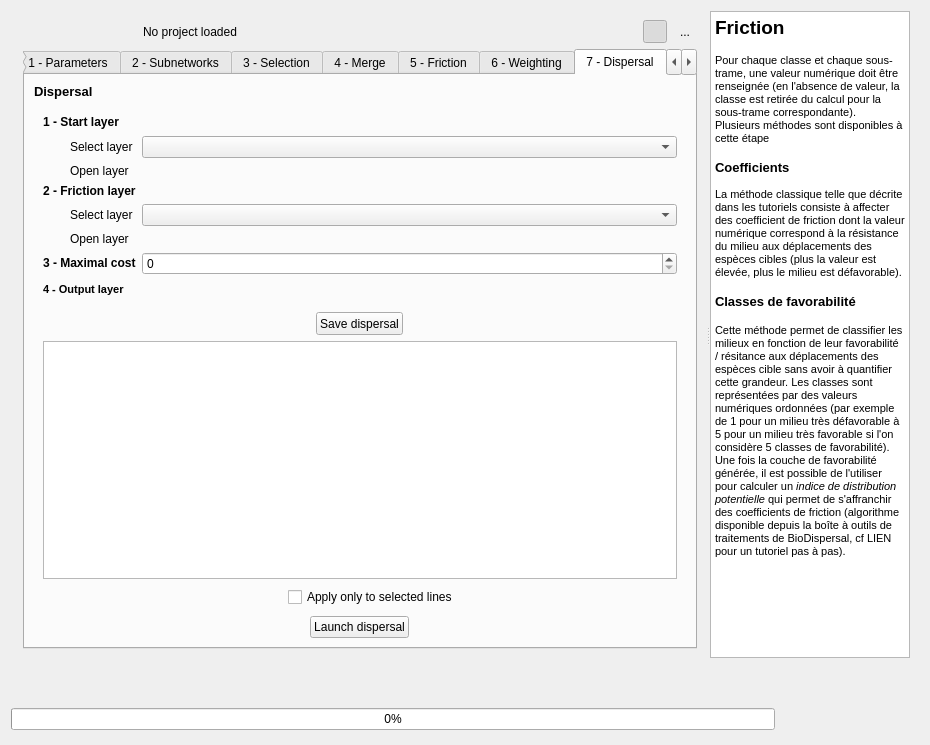
MathieuChailloux/BioDispersal, file BioDispersal_dialog_base.ui: the form before one commit.
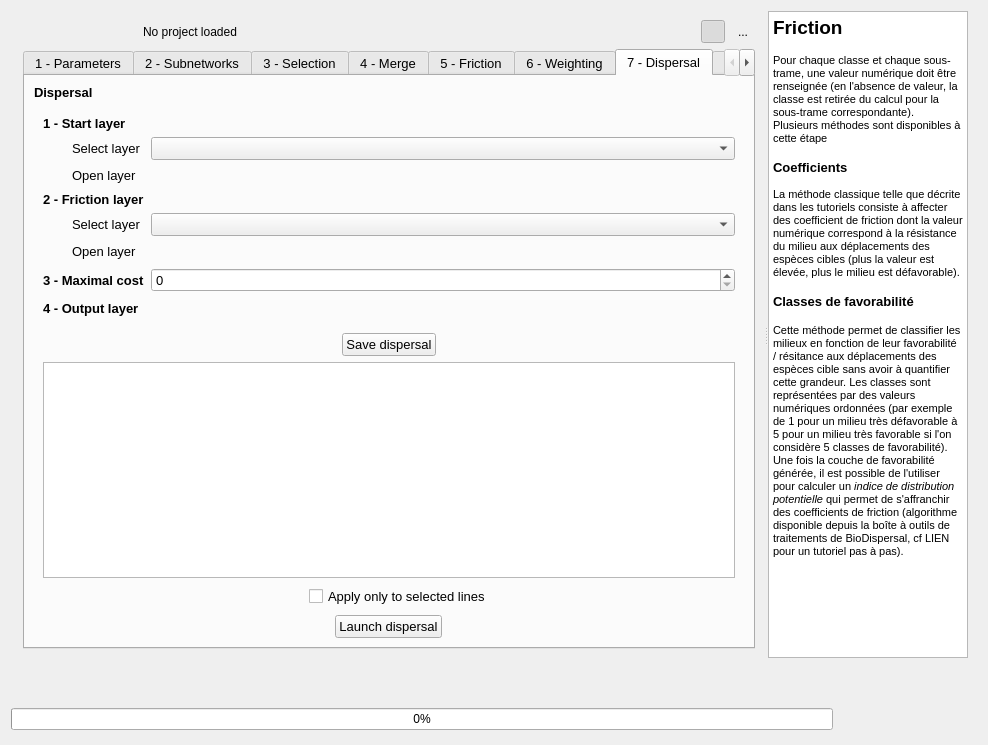
The form after the commit. The open tabs and pages were chosen to show the change. Icons and pictures are not drawn. Custom widgets are drawn as their Qt base class.

Patch:
```diff
--- a/BioDispersal_dialog_base.ui
+++ b/BioDispersal_dialog_base.ui
@@ -6,7 +6,7 @@
    <rect>
     <x>0</x>
     <y>0</y>
-    <width>930</width>
+    <width>988</width>
     <height>745</height>
    </rect>
   </property>
@@ -173,8 +173,8 @@
            <rect>
             <x>0</x>
             <y>0</y>
-            <width>688</width>
-            <height>644</height>
+            <width>754</width>
+            <height>651</height>
            </rect>
           </property>
           <property name="sizePolicy">
@@ -359,6 +359,11 @@
                <height>16777215</height>
               </size>
              </property>
+             <property name="font">
+              <font>
+               <pointsize>10</pointsize>
+              </font>
+             </property>
              <property name="currentIndex">
               <number>0</number>
              </property>
@@ -3892,6 +3897,12 @@
                       <verstretch>0</verstretch>
                      </sizepolicy>
                     </property>
+                    <property name="minimumSize">
+                     <size>
+                      <width>0</width>
+                      <height>20</height>
+                     </size>
+                    </property>
                    </widget>
                   </item>
                   <item row="4" column="2">
@@ -3905,7 +3916,7 @@
                     <property name="minimumSize">
                      <size>
                       <width>100</width>
-                      <height>0</height>
+                      <height>20</height>
                      </size>
                     </property>
                    </widget>
@@ -3997,7 +4008,7 @@
                     <property name="minimumSize">
                      <size>
                       <width>100</width>
-                      <height>16</height>
+                      <height>20</height>
                      </size>
                     </property>
                     <property name="maximum">
@@ -4051,7 +4062,7 @@
                     <property name="minimumSize">
                      <size>
                       <width>100</width>
-                      <height>0</height>
+                      <height>20</height>
                      </size>
                     </property>
                    </widget>
@@ -4102,7 +4113,7 @@
                     <property name="minimumSize">
                      <size>
                       <width>100</width>
-                      <height>0</height>
+                      <height>20</height>
                      </size>
                     </property>
                    </widget>
@@ -4115,6 +4126,12 @@
                       <verstretch>0</verstretch>
                      </sizepolicy>
                     </property>
+                    <property name="minimumSize">
+                     <size>
+                      <width>0</width>
+                      <height>20</height>
+                     </size>
+                    </property>
                    </widget>
                   </item>
                   <item row="3" column="0" colspan="2">
@@ -4177,7 +4194,7 @@
                     </property>
                     <property name="font">
                      <font>
-                      <pointsize>8</pointsize>
+                      <pointsize>10</pointsize>
                       <weight>75</weight>
                       <bold>true</bold>
                      </font>
@@ -4384,7 +4401,7 @@
                        </property>
                        <property name="minimumSize">
                         <size>
-                         <width>0</width>
+                         <width>186</width>
                          <height>16</height>
                         </size>
                        </property>
@@ -4444,6 +4461,12 @@
                          <verstretch>0</verstretch>
                         </sizepolicy>
                        </property>
+                       <property name="minimumSize">
+                        <size>
+                         <width>0</width>
+                         <height>20</height>
+                        </size>
+                       </property>
                        <property name="text">
                         <string>Launch dispersal</string>
                        </property>
@@ -4598,19 +4621,19 @@
           <string>&lt;!DOCTYPE HTML PUBLIC &quot;-//W3C//DTD HTML 4.0//EN&quot; &quot;http://www.w3.org/TR/REC-html40/strict.dtd&quot;&gt;
 &lt;html&gt;&lt;head&gt;&lt;meta name=&quot;qrichtext&quot; content=&quot;1&quot; /&gt;&lt;style type=&quot;text/css&quot;&gt;
 p, li { white-space: pre-wrap; }
-&lt;/style&gt;&lt;/head&gt;&lt;body style=&quot; font-family:'MS Shell Dlg 2'; font-size:7.8pt; font-weight:400; font-style:normal;&quot;&gt;
-&lt;p style=&quot; margin-top:0px; margin-bottom:0px; margin-left:0px; margin-right:0px; -qt-block-indent:0; text-indent:0px;&quot;&gt;&lt;span style=&quot; font-size:14pt; font-weight:600;&quot;&gt;Friction&lt;/span&gt;&lt;/p&gt;
-&lt;p style=&quot;-qt-paragraph-type:empty; margin-top:0px; margin-bottom:0px; margin-left:0px; margin-right:0px; -qt-block-indent:0; text-indent:0px; font-size:10pt; font-weight:600;&quot;&gt;&lt;br /&gt;&lt;/p&gt;
-&lt;p style=&quot; margin-top:0px; margin-bottom:0px; margin-left:0px; margin-right:0px; -qt-block-indent:0; text-indent:0px;&quot;&gt;&lt;span style=&quot; font-size:8pt;&quot;&gt;Pour chaque classe et chaque sous-trame, une valeur numérique doit être renseignée (en l'absence de valeur, la classe est retirée du calcul pour la sous-trame correspondante).&lt;/span&gt;&lt;/p&gt;
-&lt;p style=&quot; margin-top:0px; margin-bottom:0px; margin-left:0px; margin-right:0px; -qt-block-indent:0; text-indent:0px;&quot;&gt;&lt;span style=&quot; font-size:8pt;&quot;&gt;Plusieurs méthodes sont disponibles à cette étape&lt;/span&gt;&lt;/p&gt;
-&lt;p style=&quot;-qt-paragraph-type:empty; margin-top:0px; margin-bottom:0px; margin-left:0px; margin-right:0px; -qt-block-indent:0; text-indent:0px; font-size:10pt; font-weight:600;&quot;&gt;&lt;br /&gt;&lt;/p&gt;
-&lt;p style=&quot; margin-top:0px; margin-bottom:0px; margin-left:0px; margin-right:0px; -qt-block-indent:0; text-indent:0px;&quot;&gt;&lt;span style=&quot; font-size:10pt; font-weight:600;&quot;&gt;Coefficients&lt;/span&gt;&lt;/p&gt;
-&lt;p style=&quot;-qt-paragraph-type:empty; margin-top:0px; margin-bottom:0px; margin-left:0px; margin-right:0px; -qt-block-indent:0; text-indent:0px;&quot;&gt;&lt;br /&gt;&lt;/p&gt;
-&lt;p style=&quot; margin-top:0px; margin-bottom:0px; margin-left:0px; margin-right:0px; -qt-block-indent:0; text-indent:0px;&quot;&gt;&lt;span style=&quot; font-size:8pt;&quot;&gt;La méthode classique telle que décrite dans les tutoriels consiste à affecter des coefficient de friction dont la valeur numérique correspond à la résistance du milieu aux déplacements des espèces cibles (plus la valeur est élevée, plus le milieu est défavorable).&lt;/span&gt;&lt;/p&gt;
-&lt;p style=&quot;-qt-paragraph-type:empty; margin-top:0px; margin-bottom:0px; margin-left:0px; margin-right:0px; -qt-block-indent:0; text-indent:0px; font-size:10pt; font-weight:600;&quot;&gt;&lt;br /&gt;&lt;/p&gt;
-&lt;p style=&quot; margin-top:0px; margin-bottom:0px; margin-left:0px; margin-right:0px; -qt-block-indent:0; text-indent:0px;&quot;&gt;&lt;span style=&quot; font-size:10pt; font-weight:600;&quot;&gt;Classes de favorabilité&lt;/span&gt;&lt;/p&gt;
-&lt;p style=&quot;-qt-paragraph-type:empty; margin-top:0px; margin-bottom:0px; margin-left:0px; margin-right:0px; -qt-block-indent:0; text-indent:0px; font-size:10pt; font-weight:600;&quot;&gt;&lt;br /&gt;&lt;/p&gt;
-&lt;p style=&quot; margin-top:0px; margin-bottom:0px; margin-left:0px; margin-right:0px; -qt-block-indent:0; text-indent:0px;&quot;&gt;&lt;span style=&quot; font-size:8pt;&quot;&gt;Cette méthode permet de classifier les milieux en fonction de leur favorabilité / résitance aux déplacements des espèces cible sans avoir à quantifier cette grandeur. Les classes sont représentées par des valeurs numériques ordonnées (par exemple de 1 pour un milieu très défavorable à 5 pour un milieu très favorable si l'on considère 5 classes de favorabilité).&lt;br /&gt;Une fois la couche de favorabilité générée, il est possible de l'utiliser pour calculer un&lt;/span&gt;&lt;span style=&quot; font-size:8pt; font-style:italic;&quot;&gt; indice de distribution potentielle&lt;/span&gt;&lt;span style=&quot; font-size:8pt;&quot;&gt; qui permet de s'affranchir des coefficients de friction (algorithme disponible depuis la boîte à outils de traitements de BioDispersal, cf LIEN pour un tutoriel pas à pas).&lt;/span&gt;&lt;/p&gt;&lt;/body&gt;&lt;/html&gt;</string>
+&lt;/style&gt;&lt;/head&gt;&lt;body style=&quot; font-family:'Ubuntu'; font-size:11pt; font-weight:400; font-style:normal;&quot;&gt;
+&lt;p style=&quot; margin-top:0px; margin-bottom:0px; margin-left:0px; margin-right:0px; -qt-block-indent:0; text-indent:0px;&quot;&gt;&lt;span style=&quot; font-family:'MS Shell Dlg 2'; font-size:14pt; font-weight:600;&quot;&gt;Friction&lt;/span&gt;&lt;/p&gt;
+&lt;p style=&quot;-qt-paragraph-type:empty; margin-top:0px; margin-bottom:0px; margin-left:0px; margin-right:0px; -qt-block-indent:0; text-indent:0px; font-family:'MS Shell Dlg 2'; font-size:10pt; font-weight:600;&quot;&gt;&lt;br /&gt;&lt;/p&gt;
+&lt;p style=&quot; margin-top:0px; margin-bottom:0px; margin-left:0px; margin-right:0px; -qt-block-indent:0; text-indent:0px;&quot;&gt;&lt;span style=&quot; font-family:'MS Shell Dlg 2'; font-size:8pt;&quot;&gt;Pour chaque classe et chaque sous-trame, une valeur numérique doit être renseignée (en l'absence de valeur, la classe est retirée du calcul pour la sous-trame correspondante).&lt;/span&gt;&lt;/p&gt;
+&lt;p style=&quot; margin-top:0px; margin-bottom:0px; margin-left:0px; margin-right:0px; -qt-block-indent:0; text-indent:0px;&quot;&gt;&lt;span style=&quot; font-family:'MS Shell Dlg 2'; font-size:8pt;&quot;&gt;Plusieurs méthodes sont disponibles à cette étape&lt;/span&gt;&lt;/p&gt;
+&lt;p style=&quot;-qt-paragraph-type:empty; margin-top:0px; margin-bottom:0px; margin-left:0px; margin-right:0px; -qt-block-indent:0; text-indent:0px; font-family:'MS Shell Dlg 2'; font-size:10pt; font-weight:600;&quot;&gt;&lt;br /&gt;&lt;/p&gt;
+&lt;p style=&quot; margin-top:0px; margin-bottom:0px; margin-left:0px; margin-right:0px; -qt-block-indent:0; text-indent:0px;&quot;&gt;&lt;span style=&quot; font-family:'MS Shell Dlg 2'; font-size:10pt; font-weight:600;&quot;&gt;Coefficients&lt;/span&gt;&lt;/p&gt;
+&lt;p style=&quot;-qt-paragraph-type:empty; margin-top:0px; margin-bottom:0px; margin-left:0px; margin-right:0px; -qt-block-indent:0; text-indent:0px; font-family:'MS Shell Dlg 2'; font-size:7.8pt;&quot;&gt;&lt;br /&gt;&lt;/p&gt;
+&lt;p style=&quot; margin-top:0px; margin-bottom:0px; margin-left:0px; margin-right:0px; -qt-block-indent:0; text-indent:0px;&quot;&gt;&lt;span style=&quot; font-family:'MS Shell Dlg 2'; font-size:8pt;&quot;&gt;La méthode classique telle que décrite dans les tutoriels consiste à affecter des coefficient de friction dont la valeur numérique correspond à la résistance du milieu aux déplacements des espèces cibles (plus la valeur est élevée, plus le milieu est défavorable).&lt;/span&gt;&lt;/p&gt;
+&lt;p style=&quot;-qt-paragraph-type:empty; margin-top:0px; margin-bottom:0px; margin-left:0px; margin-right:0px; -qt-block-indent:0; text-indent:0px; font-family:'MS Shell Dlg 2'; font-size:10pt; font-weight:600;&quot;&gt;&lt;br /&gt;&lt;/p&gt;
+&lt;p style=&quot; margin-top:0px; margin-bottom:0px; margin-left:0px; margin-right:0px; -qt-block-indent:0; text-indent:0px;&quot;&gt;&lt;span style=&quot; font-family:'MS Shell Dlg 2'; font-size:10pt; font-weight:600;&quot;&gt;Classes de favorabilité&lt;/span&gt;&lt;/p&gt;
+&lt;p style=&quot;-qt-paragraph-type:empty; margin-top:0px; margin-bottom:0px; margin-left:0px; margin-right:0px; -qt-block-indent:0; text-indent:0px; font-family:'MS Shell Dlg 2'; font-size:10pt; font-weight:600;&quot;&gt;&lt;br /&gt;&lt;/p&gt;
+&lt;p style=&quot; margin-top:0px; margin-bottom:0px; margin-left:0px; margin-right:0px; -qt-block-indent:0; text-indent:0px;&quot;&gt;&lt;span style=&quot; font-family:'MS Shell Dlg 2'; font-size:8pt;&quot;&gt;Cette méthode permet de classifier les milieux en fonction de leur favorabilité / résitance aux déplacements des espèces cible sans avoir à quantifier cette grandeur. Les classes sont représentées par des valeurs numériques ordonnées (par exemple de 1 pour un milieu très défavorable à 5 pour un milieu très favorable si l'on considère 5 classes de favorabilité).&lt;br /&gt;Une fois la couche de favorabilité générée, il est possible de l'utiliser pour calculer un&lt;/span&gt;&lt;span style=&quot; font-family:'MS Shell Dlg 2'; font-size:8pt; font-style:italic;&quot;&gt; indice de distribution potentielle&lt;/span&gt;&lt;span style=&quot; font-family:'MS Shell Dlg 2'; font-size:8pt;&quot;&gt; qui permet de s'affranchir des coefficients de friction (algorithme disponible depuis la boîte à outils de traitements de BioDispersal, cf LIEN pour un tutoriel pas à pas).&lt;/span&gt;&lt;/p&gt;&lt;/body&gt;&lt;/html&gt;</string>
          </property>
          <property name="openLinks">
           <bool>false</bool>
```
Left out of the diff: 15 changed lines with no effect on the pictures.
